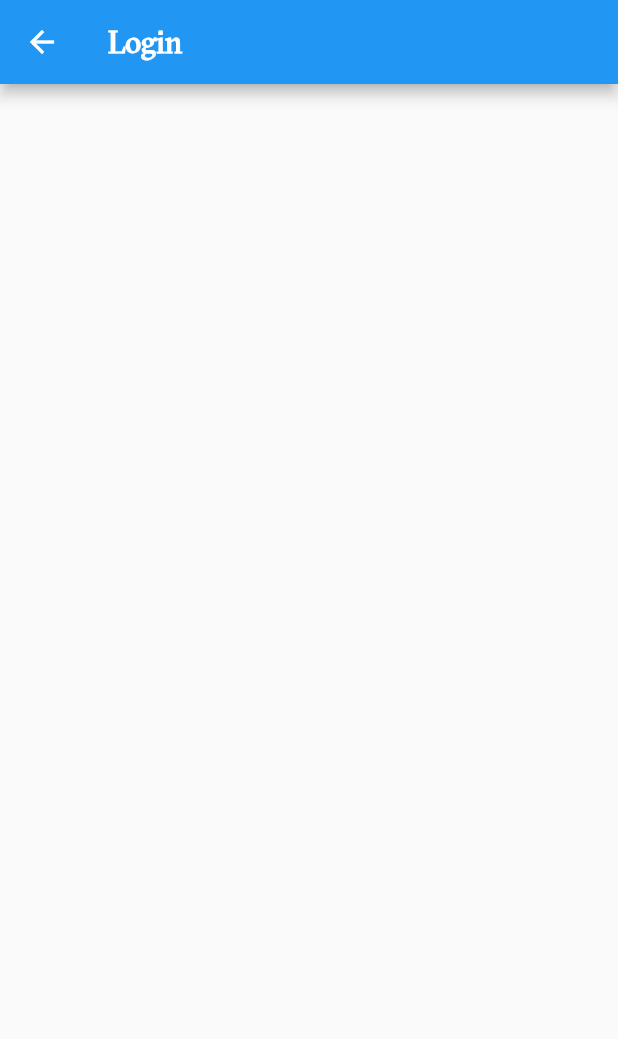
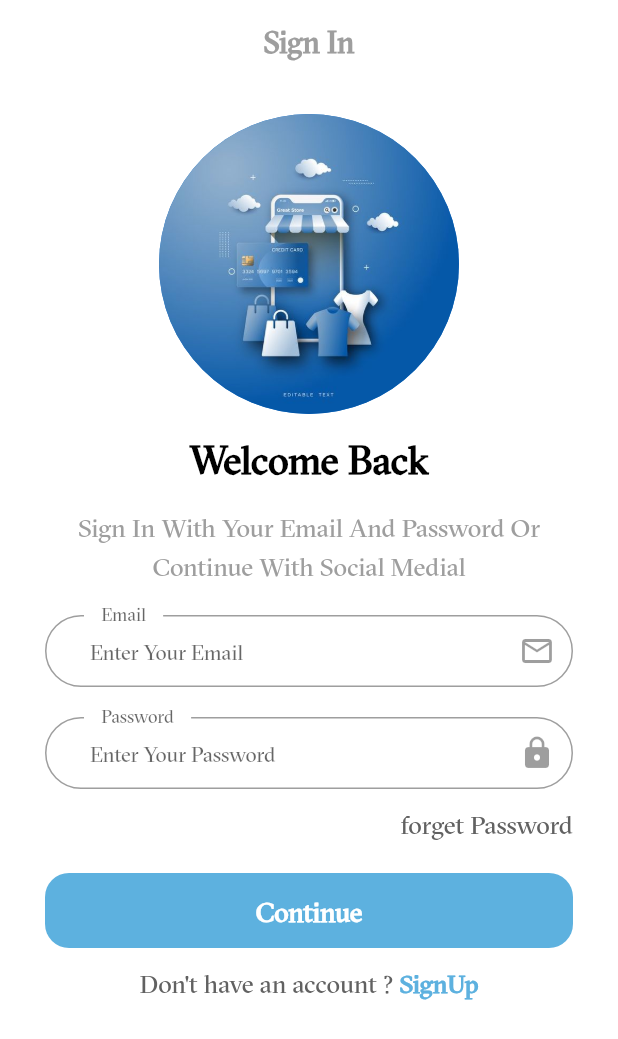
Before and after one commit to AhmedMagdy-10/Ecommerce_app, a Flutter app: the LoginScreen screen opened by its route, on a phone screen of 412 x 824 dp. Shown: the top 1039 px of the screen. Run offline on Flutter 3.47's test engine with Material 2 defaults, Android fonts, the phone set to English and light mode, and no system bars; our stand-ins replace get, shared_preferences, smooth_page_indicator; accounts and stored records are empty.

Commit message:
finish Sign Up and Sign In Ui design

```diff
--- /dev/null
+++ b/lib/controller/auth/login_controller.dart
@@ -0,0 +1,10 @@
+import 'package:ecommerce_app/core/constant/routes_name.dart';
+import 'package:get/get.dart';
+
+class LoginController extends GetxController {
+  login() {}
+
+  goToSignUp() {
+    Get.toNamed(AppRoute.signUp);
+  }
+}
--- a/lib/core/constant/routes_name.dart
+++ b/lib/core/constant/routes_name.dart
@@ -1,4 +1,5 @@
 class AppRoute {
   static const String login = "/login";
+  static const String signUp = "/signUp";
   static const String onBorading = "/onborading";
 }
--- a/lib/core/localization/translation.dart
+++ b/lib/core/localization/translation.dart
@@ -7,11 +7,13 @@ class MyTranslation extends Translations {
           "1": "اختر اللغه",
           "2": "العربيه",
           '3': 'الانجليزيه',
+          '4': 'تسجيل الدخول',
         },
         "en": {
           '1': 'Chosse Language',
           '2': 'Arabic',
           '3': 'English',
+          '4': 'Sign In',
         }
       };
 }
--- a/lib/main.dart
+++ b/lib/main.dart
@@ -32,6 +32,11 @@ class MyApp extends StatelessWidget {
               fontWeight: FontWeight.w600,
               fontSize: 20,
             ),
+            headlineLarge: const TextStyle(
+              fontSize: 26,
+              color: Colors.black,
+              fontWeight: FontWeight.w600,
+            ),
             bodyMedium: TextStyle(
               fontWeight: FontWeight.w500,
               height: 1.5,
--- a/lib/routes.dart
+++ b/lib/routes.dart
@@ -1,9 +1,11 @@
 import 'package:ecommerce_app/core/constant/routes_name.dart';
 import 'package:ecommerce_app/views/Screens/login_screen.dart';
 import 'package:ecommerce_app/views/Screens/onborading.dart';
+import 'package:ecommerce_app/views/Screens/sign_up_screen.dart';
 import 'package:flutter/widgets.dart';
 
 Map<String, Widget Function(BuildContext)> routes = {
   AppRoute.login: (context) => const LoginScreen(),
+  AppRoute.signUp: (context) => const RegisterScreen(),
   AppRoute.onBorading: (context) => const OnBorading(),
 };
--- a/lib/views/Screens/login_screen.dart
+++ b/lib/views/Screens/login_screen.dart
@@ -1,13 +1,119 @@
+import 'package:ecommerce_app/controller/auth/login_controller.dart';
+import 'package:ecommerce_app/core/constant/colors.dart';
+
+import 'package:ecommerce_app/views/widgets/OnBorading/custombutton.dart';
+import 'package:ecommerce_app/views/widgets/auth/custom_body_content.dart';
+import 'package:ecommerce_app/views/widgets/auth/custom_logo_auth.dart';
+import 'package:ecommerce_app/views/widgets/auth/custom_title_content_auth.dart';
+import 'package:ecommerce_app/views/widgets/auth/sign_in_or_up.dart';
+import 'package:ecommerce_app/views/widgets/custom_text_form_feild.dart';
 import 'package:flutter/material.dart';
+import 'package:get/get.dart';
 
 class LoginScreen extends StatelessWidget {
   const LoginScreen({super.key});
 
   @override
   Widget build(BuildContext context) {
+    LoginController controller = Get.put(LoginController());
+    final TextEditingController emailController = TextEditingController();
+    final TextEditingController passwordController = TextEditingController();
+
     return Scaffold(
+      backgroundColor: Colors.white,
       appBar: AppBar(
-        title: const Text('Login'),
+        backgroundColor: Colors.white,
+        elevation: 0,
+        centerTitle: true,
+        title: Text(
+          'Sign In',
+          style: Theme.of(context).textTheme.titleLarge!.copyWith(
+                color: Colors.grey,
+              ),
+        ),
+      ),
+      body: SingleChildScrollView(
+        child: Container(
+          padding: const EdgeInsetsDirectional.symmetric(
+              vertical: 20, horizontal: 30),
+          child: Column(
+            children: [
+              const CustomLogoAuth(),
+              const SizedBox(
+                height: 15,
+              ),
+              const CustomTitleContentAuth(title: 'Welcome Back'),
+              const SizedBox(
+                height: 15,
+              ),
+              const CustomBodyContentAuth(
+                  text:
+                      'Sign In With Your Email And Password Or Continue With Social Medial'),
+              const SizedBox(
+                height: 20,
+              ),
+              CustomTextFormField(
+                hintText: 'Enter Your Email',
+                controller: emailController,
+                validator: (data) {
+                  if (data!.isEmpty) {
+                    return 'Email is required';
+                  } else {
+                    return '';
+                  }
+                },
+                label: const Text('Email'),
+                suffixIcon: const Icon(
+                  Icons.email_outlined,
+                ),
+              ),
+              const SizedBox(height: 20),
+              CustomTextFormField(
+                hintText: 'Enter Your Password',
+                controller: passwordController,
+                validator: (data) {
+                  if (data!.isEmpty) {
+                    return 'Password is required';
+                  } else {
+                    return '';
+                  }
+                },
+                label: const Text('Password'),
+                suffixIcon: const Icon(
+                  Icons.lock,
+                ),
+              ),
+              const SizedBox(
+                height: 10,
+              ),
+              const Row(
+                mainAxisAlignment: MainAxisAlignment.end,
+                children: [
+                  Text(
+                    'forget Password',
+                  ),
+                ],
+              ),
+              const SizedBox(
+                height: 20,
+              ),
+              const CustomButtonOnBorading(
+                text: 'Continue',
+                color: kprimaryColor,
+              ),
+              const SizedBox(
+                height: 10,
+              ),
+              SignInOrUp(
+                text: "Don't have an account ? ",
+                onTap: () {
+                  controller.goToSignUp();
+                },
+                buttonText: "SignUp",
+              )
+            ],
+          ),
+        ),
       ),
     );
   }
--- /dev/null
+++ b/lib/views/widgets/auth/custom_body_content.dart
@@ -0,0 +1,14 @@
+import 'package:flutter/material.dart';
+
+class CustomBodyContentAuth extends StatelessWidget {
+  const CustomBodyContentAuth({super.key, required this.text});
+  final String text;
+  @override
+  Widget build(BuildContext context) {
+    return Text(text,
+        textAlign: TextAlign.center,
+        style: Theme.of(context).textTheme.bodyMedium!.copyWith(
+              color: Colors.grey,
+            ));
+  }
+}
--- /dev/null
+++ b/lib/views/widgets/auth/custom_logo_auth.dart
@@ -0,0 +1,15 @@
+import 'package:flutter/material.dart';
+
+class CustomLogoAuth extends StatelessWidget {
+  const CustomLogoAuth({super.key});
+
+  @override
+  Widget build(BuildContext context) {
+    return const CircleAvatar(
+      backgroundImage: AssetImage(
+        'assets/image/LogoApp.jpg',
+      ),
+      radius: 100,
+    );
+  }
+}
--- /dev/null
+++ b/lib/views/widgets/auth/custom_title_content_auth.dart
@@ -0,0 +1,13 @@
+import 'package:flutter/material.dart';
+
+class CustomTitleContentAuth extends StatelessWidget {
+  const CustomTitleContentAuth({super.key, required this.title});
+  final String title;
+  @override
+  Widget build(BuildContext context) {
+    return Text(
+      title,
+      style: Theme.of(context).textTheme.headlineLarge,
+    );
+  }
+}
--- /dev/null
+++ b/lib/views/widgets/auth/sign_in_or_up.dart
@@ -0,0 +1,30 @@
+import 'package:ecommerce_app/core/constant/colors.dart';
+import 'package:flutter/material.dart';
+
+class SignInOrUp extends StatelessWidget {
+  const SignInOrUp(
+      {super.key, required this.text, required this.buttonText, this.onTap});
+  final String text;
+  final String buttonText;
+  final void Function()? onTap;
+
+  @override
+  Widget build(BuildContext context) {
+    return Row(
+      mainAxisAlignment: MainAxisAlignment.center,
+      children: [
+        Text(text),
+        InkWell(
+          onTap: onTap,
+          child: Text(
+            buttonText,
+            style: const TextStyle(
+              color: kprimaryColor,
+              fontWeight: FontWeight.bold,
+            ),
+          ),
+        ),
+      ],
+    );
+  }
+}
--- /dev/null
+++ b/lib/views/widgets/custom_text_form_feild.dart
@@ -0,0 +1,57 @@
+import 'package:ecommerce_app/core/constant/colors.dart';
+import 'package:flutter/material.dart';
+
+class CustomTextFormField extends StatelessWidget {
+  const CustomTextFormField(
+      {super.key,
+      required this.controller,
+      this.onSubmitted,
+      required this.validator,
+      this.suffixIcon,
+      this.prefixIcon,
+      this.hintText,
+      required this.label,
+      this.secure = false,
+      this.onPressed});
+  final TextEditingController controller;
+  final void Function(String)? onSubmitted;
+  final String Function(String?) validator;
+  final Widget? suffixIcon;
+  final Widget? prefixIcon;
+  final Widget label;
+  final bool secure;
+  final String? hintText;
+  final void Function()? onPressed;
+  @override
+  Widget build(BuildContext context) {
+    return TextFormField(
+        controller: controller,
+        obscureText: secure,
+        onFieldSubmitted: onSubmitted,
+        validator: validator,
+        decoration: InputDecoration(
+          hintText: hintText,
+          hintStyle: const TextStyle(
+            fontSize: 14,
+          ),
+          floatingLabelBehavior: FloatingLabelBehavior.always,
+          contentPadding:
+              const EdgeInsets.symmetric(vertical: 1, horizontal: 30),
+          border: OutlineInputBorder(
+            borderRadius: BorderRadius.circular(32),
+          ),
+          label: Container(
+            margin: const EdgeInsets.symmetric(
+              horizontal: 10,
+            ),
+            child: label,
+          ),
+          suffixIcon: IconButton(
+            onPressed: onPressed,
+            icon: suffixIcon!,
+            color: kprimaryColor,
+          ),
+          prefixIcon: prefixIcon,
+        ));
+  }
+}
```
Also changed, not shown: lib/controller/auth/sign_up.dart (added, +10 -0 lines), lib/views/Screens/sign_up_screen.dart (added, +146 -0 lines), assets/image/LogoApp.jpg (added).
